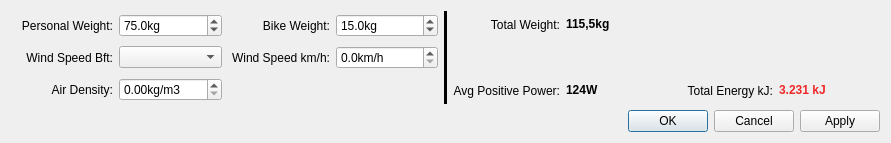
This is src/qmapshack/gis/trk/filter/IFilterSpeedCycleEnergy.ui in Maproom/qmapshack as Qt 5 draws it before an edit. The edited form follows.
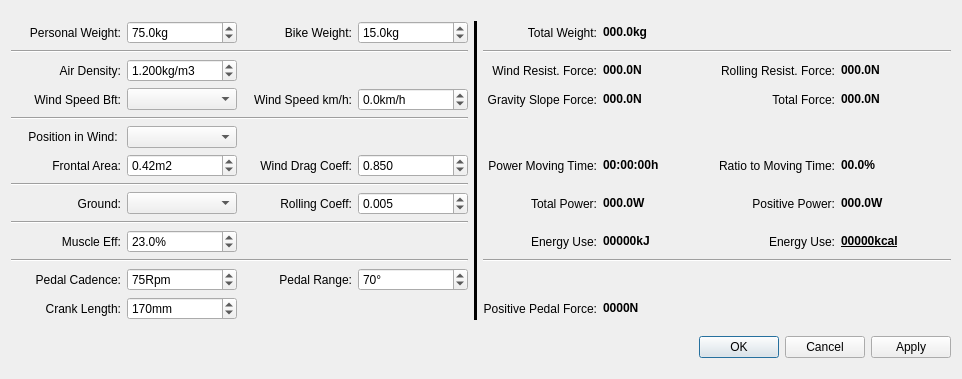
This is the edited form.

Commit message: GUI setup finalized.

```diff
--- a/src/qmapshack/gis/trk/filter/IFilterSpeedCycleEnergy.ui
+++ b/src/qmapshack/gis/trk/filter/IFilterSpeedCycleEnergy.ui
@@ -6,8 +6,8 @@
    <rect>
     <x>0</x>
     <y>0</y>
-    <width>891</width>
-    <height>143</height>
+    <width>962</width>
+    <height>379</height>
    </rect>
   </property>
   <property name="windowTitle">
@@ -18,6 +18,102 @@
     <layout class="QHBoxLayout" name="horizontalLayout">
      <item>
       <layout class="QGridLayout" name="gridLayout">
+       <item row="12" column="3">
+        <widget class="QDoubleSpinBox" name="spinPedalRange">
+         <property name="suffix">
+          <string>°</string>
+         </property>
+         <property name="decimals">
+          <number>0</number>
+         </property>
+         <property name="minimum">
+          <double>10.000000000000000</double>
+         </property>
+         <property name="maximum">
+          <double>180.000000000000000</double>
+         </property>
+         <property name="singleStep">
+          <double>1.000000000000000</double>
+         </property>
+         <property name="value">
+          <double>70.000000000000000</double>
+         </property>
+        </widget>
+       </item>
+       <item row="8" column="1">
+        <widget class="QComboBox" name="comboGround"/>
+       </item>
+       <item row="12" column="0">
+        <widget class="QLabel" name="label_19">
+         <property name="text">
+          <string>Pedal Cadence:</string>
+         </property>
+         <property name="alignment">
+          <set>Qt::AlignRight|Qt::AlignTrailing|Qt::AlignVCenter</set>
+         </property>
+        </widget>
+       </item>
+       <item row="4" column="0" colspan="4">
+        <widget class="Line" name="line_3">
+         <property name="orientation">
+          <enum>Qt::Horizontal</enum>
+         </property>
+        </widget>
+       </item>
+       <item row="8" column="3">
+        <widget class="QDoubleSpinBox" name="spinRollingCoeff">
+         <property name="suffix">
+          <string/>
+         </property>
+         <property name="decimals">
+          <number>3</number>
+         </property>
+         <property name="minimum">
+          <double>0.000000000000000</double>
+         </property>
+         <property name="maximum">
+          <double>0.500000000000000</double>
+         </property>
+         <property name="singleStep">
+          <double>0.001000000000000</double>
+         </property>
+         <property name="value">
+          <double>0.005000000000000</double>
+         </property>
+        </widget>
+       </item>
+       <item row="11" column="0" colspan="4">
+        <widget class="Line" name="line_6">
+         <property name="orientation">
+          <enum>Qt::Horizontal</enum>
+         </property>
+        </widget>
+       </item>
+       <item row="10" column="1">
+        <widget class="QDoubleSpinBox" name="spinMuscleEff">
+         <property name="suffix">
+          <string>%</string>
+         </property>
+         <property name="decimals">
+          <number>1</number>
+         </property>
+         <property name="minimum">
+          <double>10.000000000000000</double>
+         </property>
+         <property name="maximum">
+          <double>30.000000000000000</double>
+         </property>
+         <property name="singleStep">
+          <double>0.100000000000000</double>
+         </property>
+         <property name="value">
+          <double>23.000000000000000</double>
+         </property>
+        </widget>
+       </item>
+       <item row="5" column="1">
+        <widget class="QComboBox" name="comboWindPosition"/>
+       </item>
        <item row="2" column="0">
         <widget class="QLabel" name="label_6">
          <property name="text">
@@ -28,6 +124,66 @@
          </property>
         </widget>
        </item>
+       <item row="5" column="0">
+        <widget class="QLabel" name="label_13">
+         <property name="text">
+          <string>Position in Wind: </string>
+         </property>
+         <property name="alignment">
+          <set>Qt::AlignRight|Qt::AlignTrailing|Qt::AlignVCenter</set>
+         </property>
+        </widget>
+       </item>
+       <item row="12" column="1">
+        <widget class="QDoubleSpinBox" name="spinPedalCadence">
+         <property name="toolTip">
+          <string>&lt;html&gt;&lt;head/&gt;&lt;body&gt;&lt;p&gt;The cadence while cycling with positive force to the pedal.&lt;/p&gt;&lt;/body&gt;&lt;/html&gt;</string>
+         </property>
+         <property name="suffix">
+          <string>Rpm</string>
+         </property>
+         <property name="decimals">
+          <number>0</number>
+         </property>
+         <property name="minimum">
+          <double>10.000000000000000</double>
+         </property>
+         <property name="maximum">
+          <double>250.000000000000000</double>
+         </property>
+         <property name="singleStep">
+          <double>1.000000000000000</double>
+         </property>
+         <property name="value">
+          <double>75.000000000000000</double>
+         </property>
+        </widget>
+       </item>
+       <item row="2" column="1">
+        <widget class="QDoubleSpinBox" name="spinAirDensity">
+         <property name="toolTip">
+          <string>&lt;html&gt;&lt;head/&gt;&lt;body&gt;&lt;p&gt;Luftdichte in kg/m3. Die Luftdichte ist abhängig von barometrischen Luftdruck, Höhe Normalnull und Temperatur.&lt;br/&gt;Einige Beispiele:&lt;br/&gt;Meereshöhe: 1,226kg/m3&lt;br/&gt;1500 Meter: 1,056kg/m3&lt;br/&gt;3000 Meter: 0,905kg/m3&lt;/p&gt;&lt;p&gt;Air density in kg/m3. The air density depends on barometric air pressure, altitude and temperature.&lt;br/&gt;Some examples:&lt;br/&gt;Sea level: 1.226kg/m3&lt;br/&gt;1500 meters: 1.056kg/m3&lt;br/&gt;3000 meters: 0.905kg/m3&lt;/p&gt;&lt;/body&gt;&lt;/html&gt;</string>
+         </property>
+         <property name="suffix">
+          <string>kg/m3</string>
+         </property>
+         <property name="decimals">
+          <number>3</number>
+         </property>
+         <property name="minimum">
+          <double>0.500000000000000</double>
+         </property>
+         <property name="maximum">
+          <double>1.500000000000000</double>
+         </property>
+         <property name="singleStep">
+          <double>0.001000000000000</double>
+         </property>
+         <property name="value">
+          <double>1.200000000000000</double>
+         </property>
+        </widget>
+       </item>
        <item row="0" column="2">
         <widget class="QLabel" name="label_8">
          <property name="toolTip">
@@ -54,7 +210,7 @@
          </property>
         </widget>
        </item>
-       <item row="1" column="0">
+       <item row="3" column="0">
         <widget class="QLabel" name="label_3">
          <property name="text">
           <string>Wind Speed Bft:</string>
@@ -64,10 +220,14 @@
          </property>
         </widget>
        </item>
-       <item row="1" column="1">
-        <widget class="QComboBox" name="comboWindSpeed"/>
+       <item row="3" column="1">
+        <widget class="QComboBox" name="comboWindSpeed">
+         <property name="toolTip">
+          <string>&lt;html&gt;&lt;head/&gt;&lt;body&gt;&lt;p&gt;Werte für die Windgeschwindigkeit in Beaufortskala für die Vorgabe der Windgeschwindigkeit in km/h. Positive Werte für Gegenwind und negative Werte für Rückenwind.&lt;/p&gt;&lt;p&gt;Values for the wind speed in Beaufort scale for specifying the wind speed in km/h. Positive values for headwind and negative values for tailwind.&lt;/p&gt;&lt;/body&gt;&lt;/html&gt;</string>
+         </property>
+        </widget>
        </item>
-       <item row="1" column="2">
+       <item row="3" column="2">
         <widget class="QLabel" name="label_9">
          <property name="text">
           <string>Wind Speed km/h:</string>
@@ -115,7 +275,7 @@
          </property>
         </widget>
        </item>
-       <item row="1" column="3">
+       <item row="3" column="3">
         <widget class="QDoubleSpinBox" name="spinWindSpeed">
          <property name="suffix">
           <string>km/h</string>
@@ -123,70 +283,171 @@
          <property name="decimals">
           <number>1</number>
          </property>
+         <property name="minimum">
+          <double>-100.000000000000000</double>
+         </property>
+         <property name="singleStep">
+          <double>0.100000000000000</double>
+         </property>
+         <property name="value">
+          <double>0.000000000000000</double>
+         </property>
         </widget>
        </item>
-       <item row="2" column="1">
-        <widget class="QDoubleSpinBox" name="spinAirDensity">
+       <item row="9" column="0" colspan="4">
+        <widget class="Line" name="line_5">
+         <property name="orientation">
+          <enum>Qt::Horizontal</enum>
+         </property>
+        </widget>
+       </item>
+       <item row="7" column="0" colspan="4">
+        <widget class="Line" name="line_4">
+         <property name="orientation">
+          <enum>Qt::Horizontal</enum>
+         </property>
+        </widget>
+       </item>
+       <item row="6" column="0">
+        <widget class="QLabel" name="label_16">
+         <property name="text">
+          <string>Frontal Area:</string>
+         </property>
+         <property name="alignment">
+          <set>Qt::AlignRight|Qt::AlignTrailing|Qt::AlignVCenter</set>
+         </property>
+        </widget>
+       </item>
+       <item row="6" column="2">
+        <widget class="QLabel" name="label_15">
+         <property name="text">
+          <string>Wind Drag Coeff:</string>
+         </property>
+         <property name="alignment">
+          <set>Qt::AlignRight|Qt::AlignTrailing|Qt::AlignVCenter</set>
+         </property>
+        </widget>
+       </item>
+       <item row="10" column="0">
+        <widget class="QLabel" name="label_18">
+         <property name="text">
+          <string>Muscle Eff:</string>
+         </property>
+         <property name="alignment">
+          <set>Qt::AlignRight|Qt::AlignTrailing|Qt::AlignVCenter</set>
+         </property>
+        </widget>
+       </item>
+       <item row="8" column="2">
+        <widget class="QLabel" name="label_17">
+         <property name="text">
+          <string>Rolling Coeff:</string>
+         </property>
+         <property name="alignment">
+          <set>Qt::AlignRight|Qt::AlignTrailing|Qt::AlignVCenter</set>
+         </property>
+        </widget>
+       </item>
+       <item row="6" column="3">
+        <widget class="QDoubleSpinBox" name="spinWindDragCoeff">
          <property name="suffix">
-          <string>kg/m3</string>
-         </property>
-        </widget>
-       </item>
-      </layout>
-     </item>
-     <item>
-      <widget class="Line" name="line">
-       <property name="frameShadow">
-        <enum>QFrame::Plain</enum>
-       </property>
-       <property name="lineWidth">
-        <number>5</number>
-       </property>
-       <property name="orientation">
-        <enum>Qt::Vertical</enum>
-       </property>
-      </widget>
-     </item>
-     <item>
-      <layout class="QGridLayout" name="gridLayout_2">
-       <item row="2" column="1">
-        <widget class="QLabel" name="label_10">
-         <property name="text">
-          <string>&lt;html&gt;&lt;head/&gt;&lt;body&gt;&lt;p&gt;&lt;span style=&quot; font-weight:600;&quot;&gt;124W&lt;/span&gt;&lt;/p&gt;&lt;/body&gt;&lt;/html&gt;</string>
-         </property>
-        </widget>
-       </item>
-       <item row="1" column="0">
-        <widget class="QLabel" name="label_7">
-         <property name="text">
           <string/>
          </property>
+         <property name="decimals">
+          <number>3</number>
+         </property>
+         <property name="minimum">
+          <double>0.100000000000000</double>
+         </property>
+         <property name="maximum">
+          <double>2.000000000000000</double>
+         </property>
+         <property name="singleStep">
+          <double>0.001000000000000</double>
+         </property>
+         <property name="value">
+          <double>0.850000000000000</double>
+         </property>
         </widget>
        </item>
-       <item row="2" column="2">
-        <widget class="QLabel" name="label_11">
+       <item row="6" column="1">
+        <widget class="QDoubleSpinBox" name="spinFrontalArea">
+         <property name="suffix">
+          <string>m2</string>
+         </property>
+         <property name="decimals">
+          <number>2</number>
+         </property>
+         <property name="minimum">
+          <double>0.200000000000000</double>
+         </property>
+         <property name="maximum">
+          <double>1.500000000000000</double>
+         </property>
+         <property name="singleStep">
+          <double>0.010000000000000</double>
+         </property>
+         <property name="value">
+          <double>0.420000000000000</double>
+         </property>
+        </widget>
+       </item>
+       <item row="1" column="0" colspan="4">
+        <widget class="Line" name="line_2">
+         <property name="orientation">
+          <enum>Qt::Horizontal</enum>
+         </property>
+        </widget>
+       </item>
+       <item row="8" column="0">
+        <widget class="QLabel" name="label_14">
          <property name="text">
-          <string>Total Energy kJ:</string>
+          <string>Ground:</string>
          </property>
          <property name="alignment">
           <set>Qt::AlignRight|Qt::AlignTrailing|Qt::AlignVCenter</set>
          </property>
         </widget>
        </item>
-       <item row="0" column="1">
-        <widget class="QLabel" name="labelTotalWeightRes">
+       <item row="13" column="1">
+        <widget class="QDoubleSpinBox" name="spinCrankLength">
+         <property name="toolTip">
+          <string>&lt;html&gt;&lt;head/&gt;&lt;body&gt;&lt;p&gt;Length from center of bottom bracket bearing to center of pedal bearing. Will be used to compute ...&lt;/p&gt;&lt;/body&gt;&lt;/html&gt;</string>
+         </property>
+         <property name="suffix">
+          <string>mm</string>
+         </property>
+         <property name="decimals">
+          <number>0</number>
+         </property>
+         <property name="minimum">
+          <double>30.000000000000000</double>
+         </property>
+         <property name="maximum">
+          <double>250.000000000000000</double>
+         </property>
+         <property name="singleStep">
+          <double>1.000000000000000</double>
+         </property>
+         <property name="value">
+          <double>170.000000000000000</double>
+         </property>
+        </widget>
+       </item>
+       <item row="12" column="2">
+        <widget class="QLabel" name="label_21">
+         <property name="text">
+          <string>Pedal Range:</string>
+         </property>
+         <property name="alignment">
+          <set>Qt::AlignRight|Qt::AlignTrailing|Qt::AlignVCenter</set>
+         </property>
+        </widget>
+       </item>
+       <item row="0" column="5">
+        <widget class="QLabel" name="label_1">
          <property name="toolTip">
           <string>&lt;html&gt;&lt;head/&gt;&lt;body&gt;&lt;p&gt;&lt;br/&gt;&lt;/p&gt;&lt;/body&gt;&lt;/html&gt;</string>
-         </property>
-         <property name="text">
-          <string>&lt;html&gt;&lt;head/&gt;&lt;body&gt;&lt;p&gt;&lt;span style=&quot; font-weight:600;&quot;&gt;115,5kg&lt;/span&gt;&lt;/p&gt;&lt;/body&gt;&lt;/html&gt;</string>
-         </property>
-        </widget>
-       </item>
-       <item row="0" column="0">
-        <widget class="QLabel" name="labelTotalWeight">
-         <property name="toolTip">
-          <string>&lt;html&gt;&lt;head/&gt;&lt;body&gt;&lt;p&gt;Personal and Bike weight.&lt;/p&gt;&lt;/body&gt;&lt;/html&gt;</string>
          </property>
          <property name="text">
           <string>Total Weight:</string>
@@ -196,20 +457,252 @@
          </property>
         </widget>
        </item>
-       <item row="2" column="0">
+       <item row="0" column="4" rowspan="14">
+        <widget class="Line" name="line">
+         <property name="frameShadow">
+          <enum>QFrame::Plain</enum>
+         </property>
+         <property name="lineWidth">
+          <number>5</number>
+         </property>
+         <property name="orientation">
+          <enum>Qt::Vertical</enum>
+         </property>
+        </widget>
+       </item>
+       <item row="2" column="5">
+        <widget class="QLabel" name="label_23">
+         <property name="text">
+          <string>Wind Resist. Force:</string>
+         </property>
+         <property name="alignment">
+          <set>Qt::AlignRight|Qt::AlignTrailing|Qt::AlignVCenter</set>
+         </property>
+        </widget>
+       </item>
+       <item row="2" column="6">
+        <widget class="QLabel" name="labelWindResistForce">
+         <property name="toolTip">
+          <string>&lt;html&gt;&lt;head/&gt;&lt;body&gt;&lt;p&gt;Benötigte Kraft in Newton für die Überwindung des Luftwiderstands. Bei starkem Rückenwind kann dieser Wert auch negativ sein.&lt;/p&gt;&lt;p&gt;Required force in Newton to overcome wind resistance. This value can also be negative for a strong tailwind.&lt;/p&gt;&lt;/body&gt;&lt;/html&gt;</string>
+         </property>
+         <property name="text">
+          <string>&lt;html&gt;&lt;head/&gt;&lt;body&gt;&lt;p&gt;&lt;span style=&quot; font-weight:600;&quot;&gt;000.0N&lt;/span&gt;&lt;/p&gt;&lt;/body&gt;&lt;/html&gt;</string>
+         </property>
+        </widget>
+       </item>
+       <item row="0" column="6">
+        <widget class="QLabel" name="labelTotalWeight">
+         <property name="toolTip">
+          <string>&lt;html&gt;&lt;head/&gt;&lt;body&gt;&lt;p&gt;Das Gesamttewicht von Fahrer und Fahrrad inklusive Kleidung und Gepäck.&lt;/p&gt;&lt;p&gt;The total weight of rider and bike including clothes and luggage.&lt;/p&gt;&lt;/body&gt;&lt;/html&gt;</string>
+         </property>
+         <property name="text">
+          <string>&lt;html&gt;&lt;head/&gt;&lt;body&gt;&lt;p&gt;&lt;span style=&quot; font-weight:600;&quot;&gt;000.0kg&lt;/span&gt;&lt;/p&gt;&lt;/body&gt;&lt;/html&gt;</string>
+         </property>
+        </widget>
+       </item>
+       <item row="10" column="5">
+        <widget class="QLabel" name="label_11">
+         <property name="text">
+          <string>Energy Use:</string>
+         </property>
+         <property name="alignment">
+          <set>Qt::AlignRight|Qt::AlignTrailing|Qt::AlignVCenter</set>
+         </property>
+        </widget>
+       </item>
+       <item row="13" column="5">
+        <widget class="QLabel" name="label_5">
+         <property name="text">
+          <string>Positive Pedal Force:</string>
+         </property>
+         <property name="alignment">
+          <set>Qt::AlignRight|Qt::AlignTrailing|Qt::AlignVCenter</set>
+         </property>
+        </widget>
+       </item>
+       <item row="13" column="6">
+        <widget class="QLabel" name="labelPositivePedalForce">
+         <property name="toolTip">
+          <string>&lt;html&gt;&lt;head/&gt;&lt;body&gt;&lt;p&gt;&lt;br/&gt;&lt;/p&gt;&lt;/body&gt;&lt;/html&gt;</string>
+         </property>
+         <property name="text">
+          <string>&lt;html&gt;&lt;head/&gt;&lt;body&gt;&lt;p&gt;&lt;span style=&quot; font-weight:600;&quot;&gt;0000N&lt;/span&gt;&lt;/p&gt;&lt;/body&gt;&lt;/html&gt;</string>
+         </property>
+        </widget>
+       </item>
+       <item row="2" column="7">
+        <widget class="QLabel" name="label_24">
+         <property name="text">
+          <string>Rolling Resist. Force:</string>
+         </property>
+         <property name="alignment">
+          <set>Qt::AlignRight|Qt::AlignTrailing|Qt::AlignVCenter</set>
+         </property>
+        </widget>
+       </item>
+       <item row="13" column="0">
+        <widget class="QLabel" name="label_20">
+         <property name="text">
+          <string>Crank Length:</string>
+         </property>
+         <property name="alignment">
+          <set>Qt::AlignRight|Qt::AlignTrailing|Qt::AlignVCenter</set>
+         </property>
+        </widget>
+       </item>
+       <item row="2" column="8">
+        <widget class="QLabel" name="labelRollingResistForce">
+         <property name="toolTip">
+          <string>&lt;html&gt;&lt;head/&gt;&lt;body&gt;&lt;p&gt;Durchschnittliche benötigte Kraft für den Track in Newton für die Überwindung des Rollwiderstands.&lt;/p&gt;&lt;p&gt;Average force required for the track in Newton to overcome rolling resistance.&lt;/p&gt;&lt;/body&gt;&lt;/html&gt;</string>
+         </property>
+         <property name="text">
+          <string>&lt;html&gt;&lt;head/&gt;&lt;body&gt;&lt;p&gt;&lt;span style=&quot; font-weight:600;&quot;&gt;000.0N&lt;/span&gt;&lt;/p&gt;&lt;/body&gt;&lt;/html&gt;</string>
+         </property>
+        </widget>
+       </item>
+       <item row="3" column="5">
+        <widget class="QLabel" name="label_26">
+         <property name="text">
+          <string>Gravity Slope Force:</string>
+         </property>
+         <property name="alignment">
+          <set>Qt::AlignRight|Qt::AlignTrailing|Qt::AlignVCenter</set>
+         </property>
+        </widget>
+       </item>
+       <item row="3" column="6">
+        <widget class="QLabel" name="labelGravitySlopeForce">
+         <property name="toolTip">
+          <string>&lt;html&gt;&lt;head/&gt;&lt;body&gt;&lt;p&gt;Durchschnittliche Kraft für den Track in Newton für die Überwindung der Neigung bei Bergauffahrt. Bei überwiegender Bergabfahrt kann der Wert negativ sein.&lt;/p&gt;&lt;p&gt;Average force for the track in Newton for overcoming the uphill slope. The value may be negative when cycling most downhill.&lt;/p&gt;&lt;/body&gt;&lt;/html&gt;</string>
+         </property>
+         <property name="text">
+          <string>&lt;html&gt;&lt;head/&gt;&lt;body&gt;&lt;p&gt;&lt;span style=&quot; font-weight:600;&quot;&gt;000.0N&lt;/span&gt;&lt;/p&gt;&lt;/body&gt;&lt;/html&gt;</string>
+         </property>
+        </widget>
+       </item>
+       <item row="3" column="7">
+        <widget class="QLabel" name="label_28">
+         <property name="text">
+          <string>Total Force:</string>
+         </property>
+         <property name="alignment">
+          <set>Qt::AlignRight|Qt::AlignTrailing|Qt::AlignVCenter</set>
+         </property>
+        </widget>
+       </item>
+       <item row="3" column="8">
+        <widget class="QLabel" name="labelTotalForce">
+         <property name="toolTip">
+          <string>&lt;html&gt;&lt;head/&gt;&lt;body&gt;&lt;p&gt;Summe der durchschnittlich benötigten Kraft für den Track für die Überwindung des Luftwiderstands, Rollwiderstand und Neigung. Dieser Wert kann negativ bei starkem Rückwind und/oder Bergabfahrt sein.&lt;/p&gt;&lt;p&gt;Sum of the average force required for the track to overcome wind resistance, rolling resistance and slope. This value can be negative for strong tailwind and/or downhill.&lt;/p&gt;&lt;/body&gt;&lt;/html&gt;</string>
+         </property>
+         <property name="text">
+          <string>&lt;html&gt;&lt;head/&gt;&lt;body&gt;&lt;p&gt;&lt;span style=&quot; font-weight:600;&quot;&gt;000.0N&lt;/span&gt;&lt;/p&gt;&lt;/body&gt;&lt;/html&gt;</string>
+         </property>
+        </widget>
+       </item>
+       <item row="8" column="7">
         <widget class="QLabel" name="label_4">
          <property name="text">
-          <string>Avg Positive Power:</string>
+          <string>Positive Power:</string>
          </property>
          <property name="alignment">
           <set>Qt::AlignRight|Qt::AlignTrailing|Qt::AlignVCenter</set>
          </property>
         </widget>
        </item>
-       <item row="2" column="3">
-        <widget class="QLabel" name="label_12">
+       <item row="8" column="8">
+        <widget class="QLabel" name="labelTotalPositivePower">
          <property name="text">
-          <string>&lt;html&gt;&lt;head/&gt;&lt;body&gt;&lt;p&gt;&lt;span style=&quot; font-weight:600; color:#ef2929;&quot;&gt;3.231 kJ&lt;/span&gt;&lt;/p&gt;&lt;/body&gt;&lt;/html&gt;</string>
+          <string>&lt;html&gt;&lt;head/&gt;&lt;body&gt;&lt;p&gt;&lt;span style=&quot; font-weight:600;&quot;&gt;000.0W&lt;/span&gt;&lt;/p&gt;&lt;/body&gt;&lt;/html&gt;</string>
+         </property>
+        </widget>
+       </item>
+       <item row="8" column="5">
+        <widget class="QLabel" name="label_7">
+         <property name="text">
+          <string>Total Power:</string>
+         </property>
+         <property name="alignment">
+          <set>Qt::AlignRight|Qt::AlignTrailing|Qt::AlignVCenter</set>
+         </property>
+        </widget>
+       </item>
+       <item row="8" column="6">
+        <widget class="QLabel" name="labelTotalPower">
+         <property name="text">
+          <string>&lt;html&gt;&lt;head/&gt;&lt;body&gt;&lt;p&gt;&lt;span style=&quot; font-weight:600;&quot;&gt;000.0W&lt;/span&gt;&lt;/p&gt;&lt;/body&gt;&lt;/html&gt;</string>
+         </property>
+        </widget>
+       </item>
+       <item row="6" column="5">
+        <widget class="QLabel" name="label_31">
+         <property name="text">
+          <string>Power Moving Time:</string>
+         </property>
+         <property name="alignment">
+          <set>Qt::AlignRight|Qt::AlignTrailing|Qt::AlignVCenter</set>
+         </property>
+        </widget>
+       </item>
+       <item row="6" column="6">
+        <widget class="QLabel" name="labelTotalPowerTime">
+         <property name="text">
+          <string>&lt;html&gt;&lt;head/&gt;&lt;body&gt;&lt;p&gt;&lt;span style=&quot; font-weight:600;&quot;&gt;00:00:00h&lt;/span&gt;&lt;/p&gt;&lt;/body&gt;&lt;/html&gt;</string>
+         </property>
+        </widget>
+       </item>
+       <item row="6" column="7">
+        <widget class="QLabel" name="label_33">
+         <property name="text">
+          <string>Ratio to Moving Time:</string>
+         </property>
+         <property name="alignment">
+          <set>Qt::AlignRight|Qt::AlignTrailing|Qt::AlignVCenter</set>
+         </property>
+        </widget>
+       </item>
+       <item row="6" column="8">
+        <widget class="QLabel" name="labelPowerTimeMovingRatio">
+         <property name="text">
+          <string>&lt;html&gt;&lt;head/&gt;&lt;body&gt;&lt;p&gt;&lt;span style=&quot; font-weight:600;&quot;&gt;00.0%&lt;/span&gt;&lt;/p&gt;&lt;/body&gt;&lt;/html&gt;</string>
+         </property>
+        </widget>
+       </item>
+       <item row="10" column="7">
+        <widget class="QLabel" name="label_35">
+         <property name="text">
+          <string>Energy Use:</string>
+         </property>
+         <property name="alignment">
+          <set>Qt::AlignRight|Qt::AlignTrailing|Qt::AlignVCenter</set>
+         </property>
+        </widget>
+       </item>
+       <item row="10" column="6">
+        <widget class="QLabel" name="labelEnergyKJoule">
+         <property name="text">
+          <string>&lt;html&gt;&lt;head/&gt;&lt;body&gt;&lt;p&gt;&lt;span style=&quot; font-weight:600;&quot;&gt;00000kJ&lt;/span&gt;&lt;/p&gt;&lt;/body&gt;&lt;/html&gt;</string>
+         </property>
+        </widget>
+       </item>
+       <item row="10" column="8">
+        <widget class="QLabel" name="labelEnergyKcal">
+         <property name="text">
+          <string>&lt;html&gt;&lt;head/&gt;&lt;body&gt;&lt;p&gt;&lt;span style=&quot; font-weight:600; text-decoration: underline;&quot;&gt;00000kcal&lt;/span&gt;&lt;/p&gt;&lt;/body&gt;&lt;/html&gt;</string>
+         </property>
+        </widget>
+       </item>
+       <item row="11" column="5" colspan="4">
+        <widget class="Line" name="line_7">
+         <property name="orientation">
+          <enum>Qt::Horizontal</enum>
+         </property>
+        </widget>
+       </item>
+       <item row="1" column="5" colspan="4">
+        <widget class="Line" name="line_8">
+         <property name="orientation">
+          <enum>Qt::Horizontal</enum>
          </property>
         </widget>
        </item>
```
Left out of the diff: 51 changed lines with no effect on the pictures. The commit also changes 7 other files.
